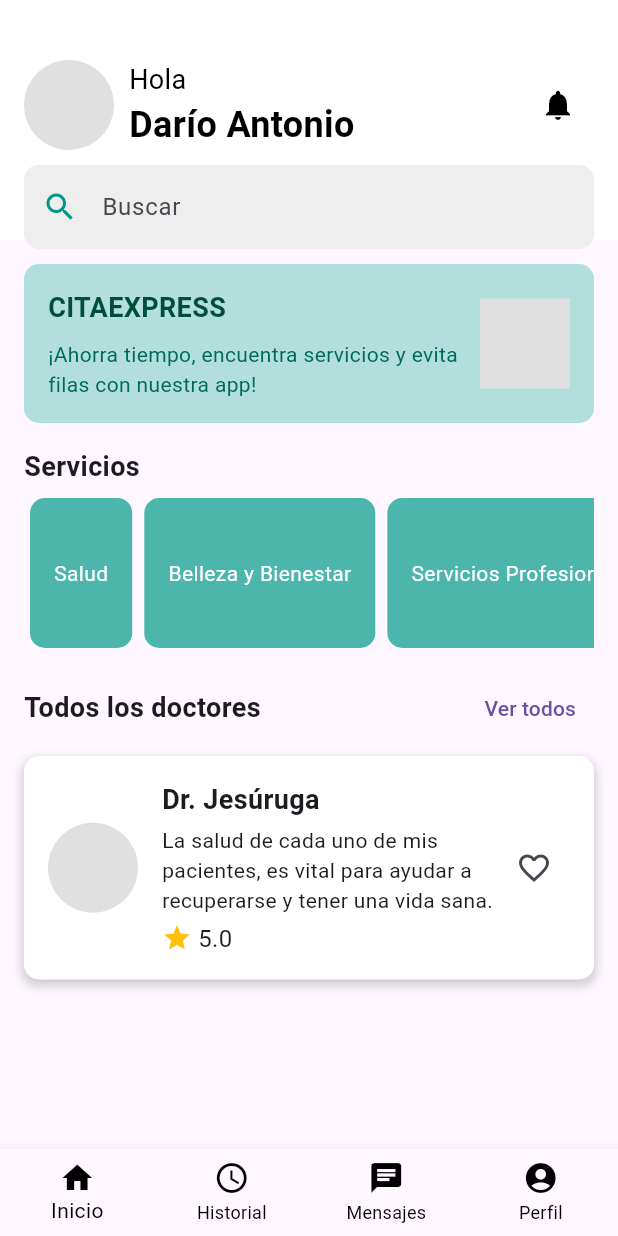
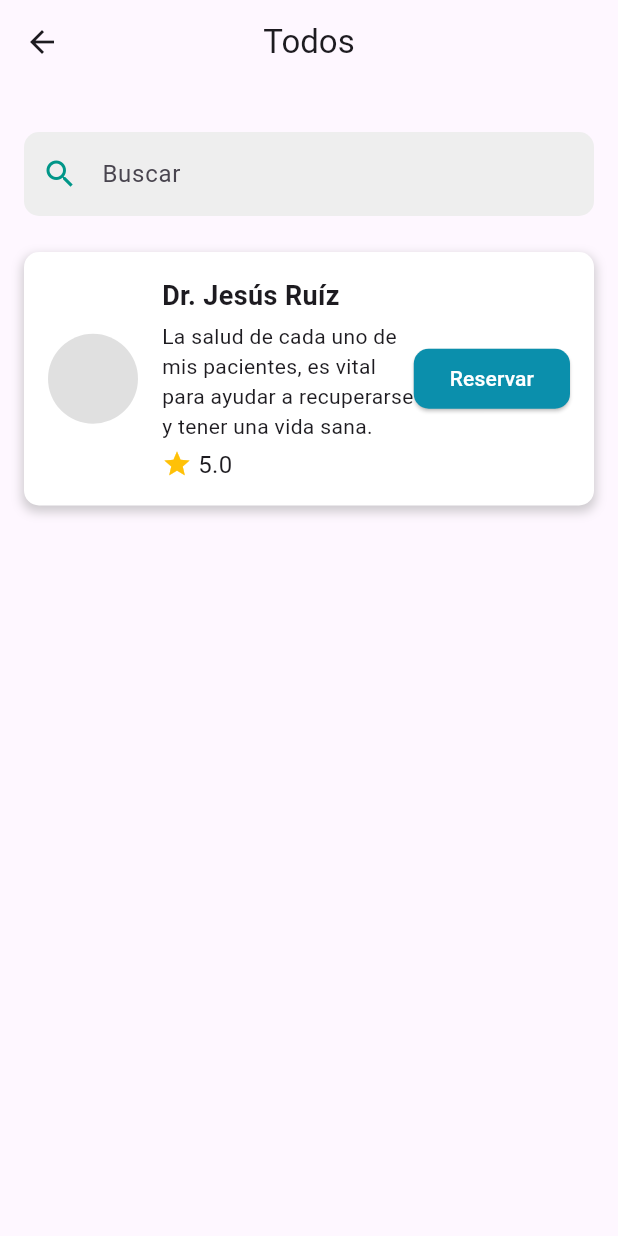
Before and after one commit to Darioantonio20/CITAEXPRESS, a Flutter app: the HomeScreen screen opened by its route, after a tap on "Ver todos", on a phone screen of 412 x 824 dp. Run offline on Flutter 3.47's test engine with Material 3 defaults, Android fonts, the phone set to English and light mode, and no system bars; network calls fail.

Commit message:
[ADD] new screen all_items

```diff
--- a/lib/main.dart
+++ b/lib/main.dart
@@ -4,6 +4,7 @@ import 'package:flutter_application_1/src/screens/login.dart';
 import 'package:flutter_application_1/src/screens/register.dart';
 import 'package:flutter_application_1/src/screens/register_service_provider.dart';
 import 'package:flutter_application_1/src/screens/home.dart';
+import 'package:flutter_application_1/src/screens/all_items.dart'; // Importa la nueva pantalla
 
 void main() {
   runApp(const MyApp());
@@ -23,6 +24,7 @@ class MyApp extends StatelessWidget {
         '/register': (context) => const RegisterScreen(),
         '/registerServiceProvider': (context) => const RegisterServiceProvider(),
         '/home': (context) => const HomeScreen(),
+        '/allItems': (context) => const AllItemsScreen(), // Define la ruta
       },
     );
   }
--- /dev/null
+++ b/lib/src/screens/all_items.dart
@@ -0,0 +1,110 @@
+import 'package:flutter/material.dart';
+
+class AllItemsScreen extends StatelessWidget {
+  const AllItemsScreen({Key? key}) : super(key: key);
+
+  @override
+  Widget build(BuildContext context) {
+    return Scaffold(
+      appBar: AppBar(
+        title: const Text('Todos'),
+        centerTitle: true,
+      ),
+      body: Padding(
+        padding: const EdgeInsets.all(16.0),
+        child: Column(
+          children: [
+            Padding(
+              padding: const EdgeInsets.symmetric(vertical: 16.0),
+              child: TextField(
+                decoration: InputDecoration(
+                  prefixIcon: Icon(Icons.search, color: Colors.teal),
+                  hintText: 'Buscar',
+                  filled: true,
+                  fillColor: Colors.grey[200],
+                  border: OutlineInputBorder(
+                    borderRadius: BorderRadius.circular(10),
+                    borderSide: BorderSide.none,
+                  ),
+                ),
+              ),
+            ),
+            Expanded(
+              child: ListView(
+                children: [
+                  _buildDoctorCard(
+                    'Dr. Jesús Ruíz',
+                    'La salud de cada uno de mis pacientes, es vital para ayudar a recuperarse y tener una vida sana.',
+                    5.0,
+                  ),
+                  // Puedes agregar más _buildDoctorCard aquí conforme lo necesites
+                ],
+              ),
+            ),
+          ],
+        ),
+      ),
+    );
+  }
+
+  Widget _buildDoctorCard(String name, String description, double rating) {
+    return Container(
+      margin: const EdgeInsets.symmetric(vertical: 8.0),
+      padding: const EdgeInsets.all(16.0),
+      decoration: BoxDecoration(
+        color: Colors.white,
+        borderRadius: BorderRadius.circular(10),
+        boxShadow: [
+          BoxShadow(
+            color: Colors.grey.withOpacity(0.5),
+            spreadRadius: 1,
+            blurRadius: 5,
+            offset: Offset(0, 3),
+          ),
+        ],
+      ),
+      child: Row(
+        children: [
+          CircleAvatar(
+            radius: 30,
+            backgroundColor: Colors.grey[300], // Fondo gris como marcador de posición
+          ),
+          const SizedBox(width: 16),
+          Expanded(
+            child: Column(
+              crossAxisAlignment: CrossAxisAlignment.start,
+              children: [
+                Text(name, style: const TextStyle(fontSize: 18, fontWeight: FontWeight.bold)),
+                const SizedBox(height: 4),
+                Text(description),
+                const SizedBox(height: 4),
+                Row(
+                  children: [
+                    Icon(Icons.star, color: Colors.amber, size: 20),
+                    const SizedBox(width: 4),
+                    Text(rating.toString(), style: const TextStyle(fontSize: 16)),
+                  ],
+                ),
+              ],
+            ),
+          ),
+          ElevatedButton(
+            onPressed: () {
+              // Acción para el botón Reservar
+            },
+            child: const Text(
+              'Reservar',
+              style: TextStyle(color: Colors.white),
+              ),
+            style: ElevatedButton.styleFrom(
+              backgroundColor: const Color(0xFF0B8FAC),
+              shape: RoundedRectangleBorder(
+                borderRadius: BorderRadius.circular(10),
+              ),
+            ),
+          ),
+        ],
+      ),
+    );
+  }
+}
--- a/lib/src/screens/home.dart
+++ b/lib/src/screens/home.dart
@@ -125,7 +125,12 @@ class HomeScreen extends StatelessWidget {
                 mainAxisAlignment: MainAxisAlignment.spaceBetween,
                 children: [
                   Text('Todos los doctores', style: TextStyle(fontSize: 18, fontWeight: FontWeight.bold)),
-                  TextButton(onPressed: () {}, child: Text('Ver todos')),
+                  TextButton(
+                    onPressed: () {
+                      Navigator.pushNamed(context, '/allItems'); // Navega a la nueva vista
+                    },
+                    child: Text('Ver todos'),
+                  ),
                 ],
               ),
               _buildDoctorCard(
```
